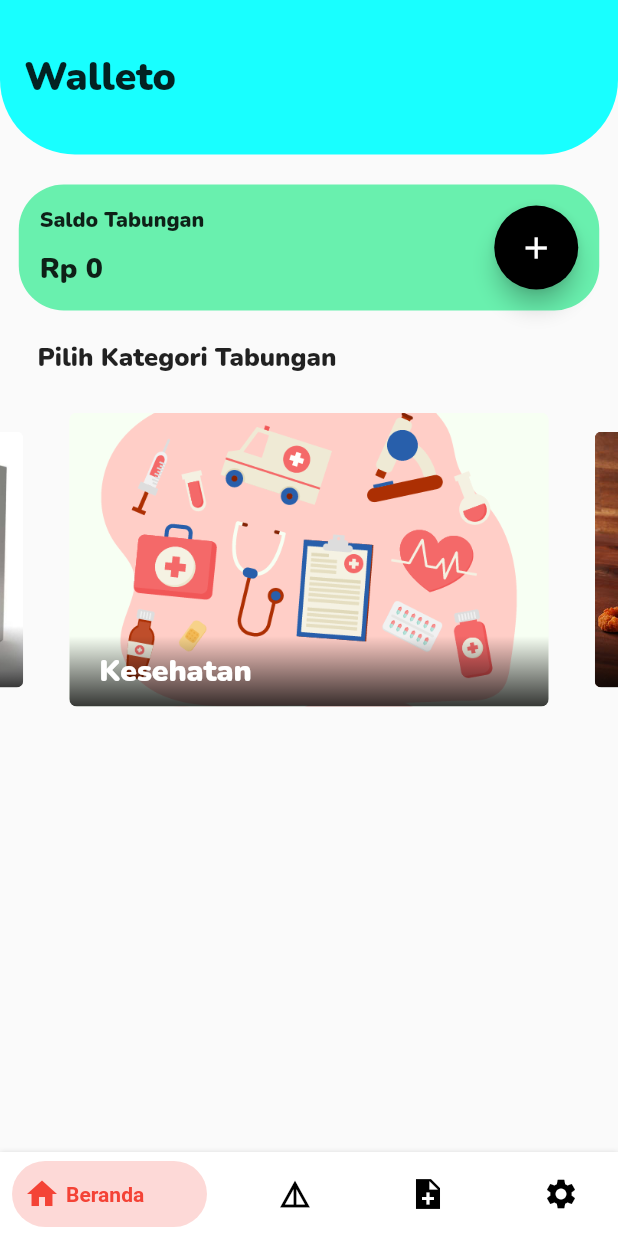
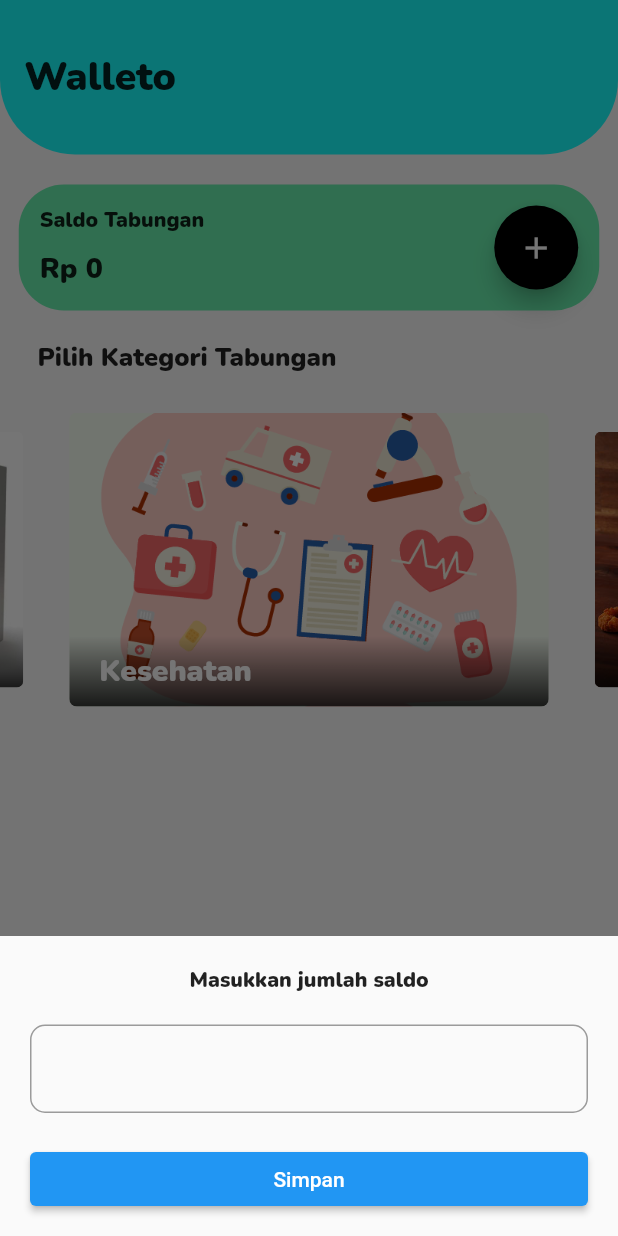
Before and after one commit to AlvinHadinata/walleto, a Flutter app: the screen it shows after launch, after a tap on the "add" icon, on a phone screen of 412 x 824 dp. Run offline on Flutter 3.47's test engine with Material 2 defaults, Android fonts, the phone set to English and light mode, and no system bars; drawn by our look-alikes of bottom_navy_bar, carousel_slider; our stand-ins replace sqflite; accounts and stored records are empty.

Commit message:
Init commit

```diff
--- a/lib/ui/main_menu_page.dart
+++ b/lib/ui/main_menu_page.dart
@@ -1,4 +1,5 @@
 import 'package:carousel_slider/carousel_slider.dart';
+import 'package:flutter/cupertino.dart';
 import 'package:flutter/material.dart';
 import 'package:walleto/model/category.dart';
 import 'package:walleto/widgets/carousel.dart';
@@ -96,7 +97,7 @@ Widget saldo() {
                     )),
               ],
             ),
-            addButton()
+            addButton(context)
           ],
         ),
       ),
@@ -104,13 +105,43 @@ Widget saldo() {
   });
 }
 
-Widget addButton() => FloatingActionButton(
+Widget addButton(context) => FloatingActionButton(
       child: Icon(Icons.add),
       backgroundColor: Colors.black,
       onPressed: () {
-        //   Navigator.push(context,
-        //       MaterialPageRoute(builder: (context) => TambahPage()));
-        //
+        showModalBottomSheet(context: context, builder: (context){
+          return Container(
+            height: 200,
+            color: Colors.transparent,
+            padding: EdgeInsets.symmetric(horizontal: 20),
+            child: Column(
+              crossAxisAlignment: CrossAxisAlignment.center,
+              children: [
+                Padding(
+                  padding: const EdgeInsets.all(20.0),
+                  child: Text(
+                    'Masukkan jumlah saldo',
+                     style: TextStyle(fontFamily: 'Nunito'),
+                  ),
+                ),
+                TextField(
+                  decoration: InputDecoration(
+                    border: OutlineInputBorder(borderRadius: BorderRadius.all(Radius.circular(10)))
+                  ),
+                ),
+                SizedBox(height: 20),
+                SizedBox(
+                  width: double.infinity,
+                  child: ElevatedButton(
+                    child: Text('Simpan'),
+                    onPressed: () {},
+                  ),
+                )
+              ],
+            )
+          );
+        }
+        );
       },
     );
 
```
